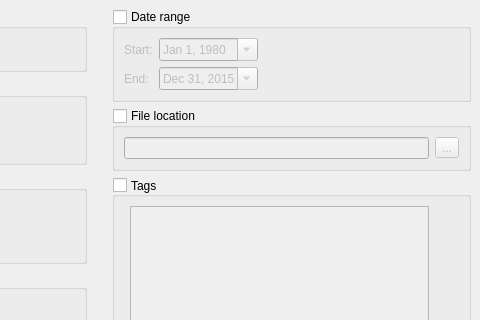
wagenadl/photohoard, file src/ui/FilterDialog.ui: the form before one commit; both pictures show x 282 to 762 and y 0 to 320 of the 762 by 520 pixel window.
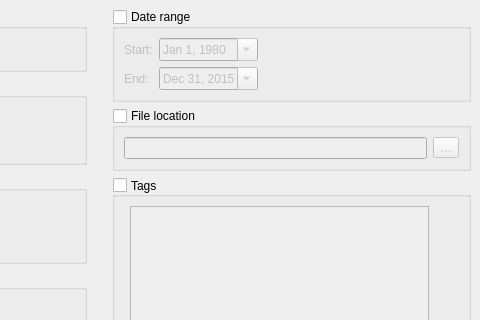
The form after the commit.

What changed in the file:
```diff
--- a/src/ui/FilterDialog.ui
+++ b/src/ui/FilterDialog.ui
@@ -567,7 +567,7 @@
          <item>
           <widget class="QToolButton" name="lBrowse">
            <property name="text">
-            <string>...</string>
+            <string>…</string>
            </property>
           </widget>
          </item>
```
Left out of the diff: 24 changed lines with no effect on the pictures.
